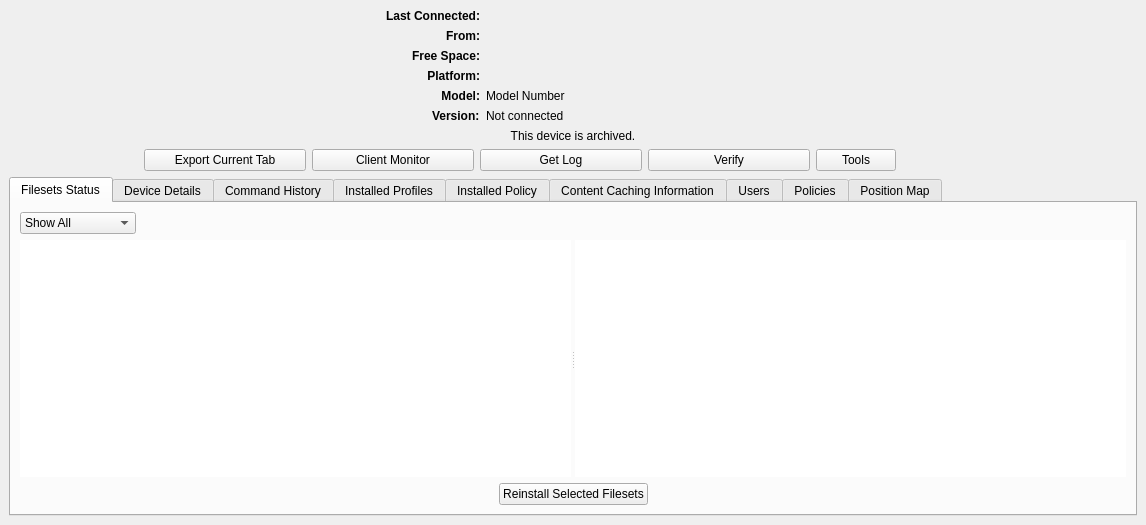
Qt form FWAdminLib/ClientReportDlg.ui (fw-dev/translations) before a commit.
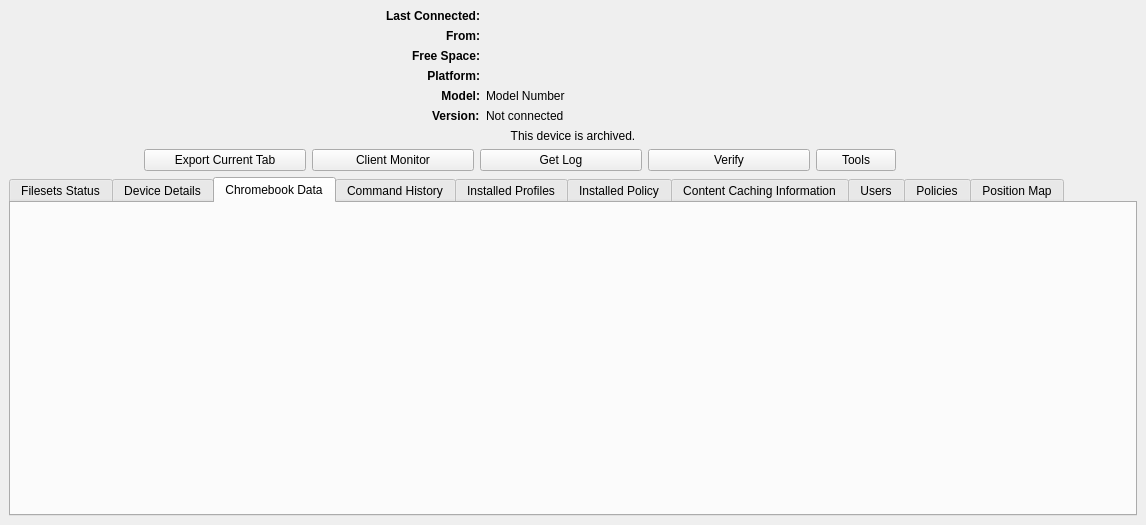
The same form after that commit. The open tabs and pages were chosen to show the change. Icons and pictures are not drawn. Custom widgets are drawn as their Qt base class.

```diff
--- a/FWAdminLib/ClientReportDlg.ui
+++ b/FWAdminLib/ClientReportDlg.ui
@@ -637,6 +637,28 @@
           </item>
          </layout>
         </widget>
+        <widget class="QWidget" name="chromeFieldsTab">
+         <attribute name="title">
+          <string>Chromebook Data</string>
+         </attribute>
+         <layout class="QVBoxLayout" name="vl_chromeFieldsTab">
+          <property name="leftMargin">
+           <number>0</number>
+          </property>
+          <property name="topMargin">
+           <number>0</number>
+          </property>
+          <property name="rightMargin">
+           <number>0</number>
+          </property>
+          <property name="bottomMargin">
+           <number>0</number>
+          </property>
+          <item>
+           <widget class="NotationalChromebookFieldsWidget" name="chromeFields" native="true"/>
+          </item>
+         </layout>
+        </widget>
         <widget class="QWidget" name="commandsTab">
          <attribute name="title">
           <string>Command History</string>
@@ -901,6 +923,12 @@
    <header>FWAdminLib/devicedetailswidget.h</header>
    <container>1</container>
   </customwidget>
+  <customwidget>
+   <class>NotationalChromebookFieldsWidget</class>
+   <extends>QWidget</extends>
+   <header>FWAdminLib/notationalchromebookfields.h</header>
+   <container>1</container>
+  </customwidget>
  </customwidgets>
  <tabstops>
   <tabstop>tabWidget</tabstop>
```
Left out of the diff: 2 changed lines with no effect on the pictures.
